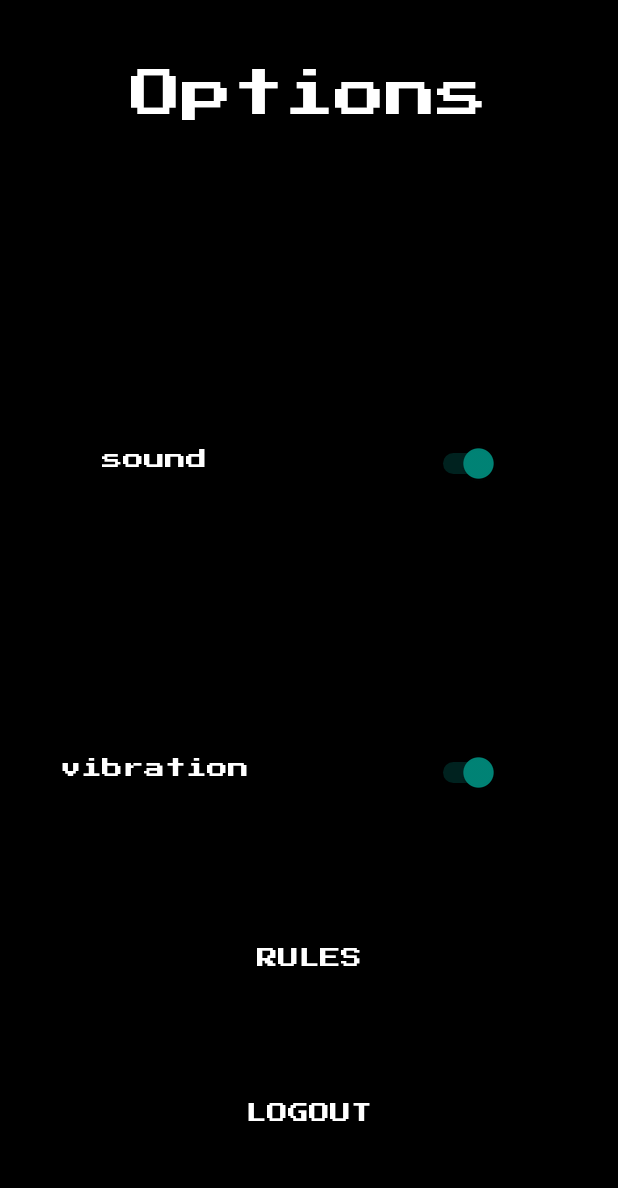
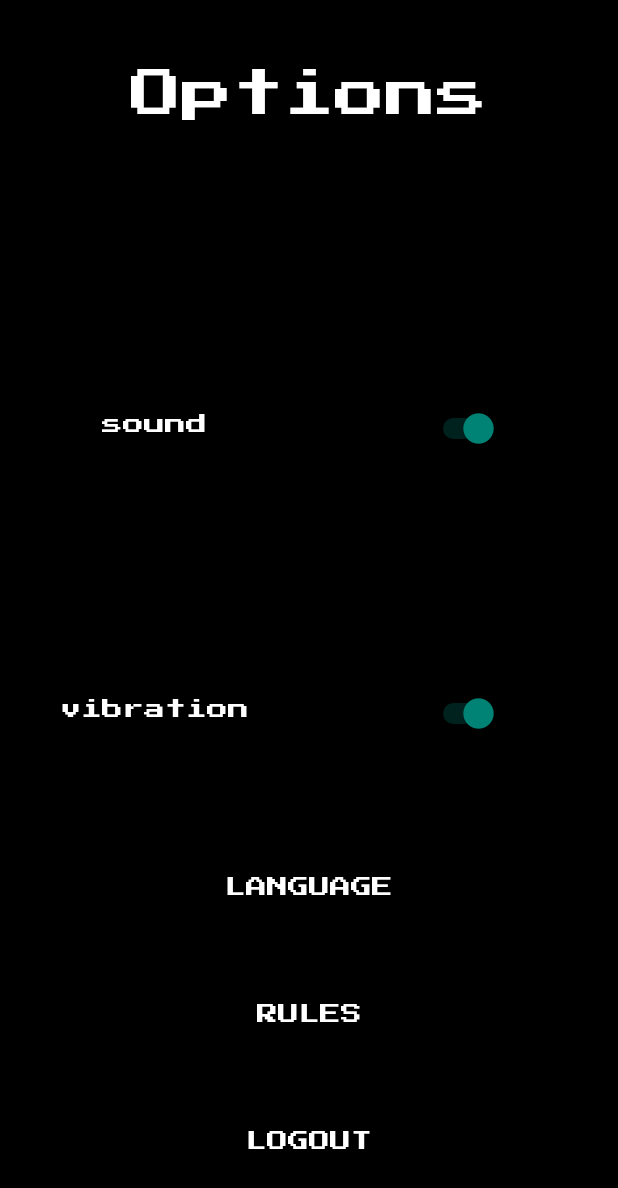
Before and after one commit to Thibaut-Comte/ApplicationAndroid, an Android app: the Settings screen opened directly, with no data from a screen before it, on a phone screen of 412 x 824 dp. Shown: the top 1188 px of the screen. Run offline under Robolectric (Android 15) with nearby library versions, the phone set to English and light mode, and no system bars; libraries missing offline, so code that uses them is left out: com.facebook, com.facebook.login; 2 statements that could not run were skipped.

Commit message:
add btn langue

```diff
--- a/reaction/app/src/main/java/com/jonathan/reaction/Settings.java
+++ b/reaction/app/src/main/java/com/jonathan/reaction/Settings.java
@@ -19,7 +19,7 @@ import org.w3c.dom.Text;
 public class Settings extends AppCompatActivity {
 
     private Switch sound, vibrate;
-    private Button rules;
+    private Button rules, lan;
     private SharedPreferences sharedPreferences;
     private Boolean soundTest, vibrateTest;
     private Button logout;
@@ -38,7 +38,7 @@ public class Settings extends AppCompatActivity {
         soundTest = sharedPreferences.getBoolean("sound", true);
         vibrateTest = sharedPreferences.getBoolean("vibrate", true);
 
-
+        lan = findViewById(R.id.lan);
         sound = findViewById(R.id.sound);
         vibrate = findViewById(R.id.vibrate);
         rules = findViewById(R.id.rules);
@@ -57,11 +57,9 @@ public class Settings extends AppCompatActivity {
             @Override
             public void onClick(View view) {
                 SharedPreferences sharedPreferences = getBaseContext().getSharedPreferences("player", MODE_PRIVATE);
-                if (sound.isChecked())
-                {
+                if (sound.isChecked()) {
                     sharedPreferences.edit().putBoolean("sound", true).apply();
-                } else if (!sound.isChecked())
-                {
+                } else if (!sound.isChecked()) {
                     sharedPreferences.edit().putBoolean("sound", false).apply();
                 }
             }
@@ -72,13 +70,18 @@ public class Settings extends AppCompatActivity {
             @Override
             public void onClick(View view) {
                 SharedPreferences sharedPreferences = getBaseContext().getSharedPreferences("player", MODE_PRIVATE);
-                if (vibrate.isChecked())
-                {
+                if (vibrate.isChecked()) {
                     sharedPreferences.edit().putBoolean("vibrate", true).apply();
-                } else if (!vibrate.isChecked())
-                {
+                } else if (!vibrate.isChecked()) {
                     sharedPreferences.edit().putBoolean("vibrate", false).apply();
                 }
+            }
+        });
+
+        lan.setOnClickListener(new View.OnClickListener() {
+            @Override
+            public void onClick(View view) {
+
             }
         });
 
@@ -92,8 +95,7 @@ public class Settings extends AppCompatActivity {
 
         p = Profile.getCurrentProfile();
 
-        if (p == null)
-        {
+        if (p == null) {
             logout.setVisibility(View.INVISIBLE);
         }
 
@@ -109,8 +111,7 @@ public class Settings extends AppCompatActivity {
     }
 
     //Action de l'appui du bouton "physique" retour
-    public void onBackPressed()
-    {
+    public void onBackPressed() {
         Intent i = new Intent(Settings.this, Menu.class);
         i.addFlags(Intent.FLAG_ACTIVITY_NO_ANIMATION);
         startActivity(i);
--- a/reaction/app/src/main/res/layout/activity_settings.xml
+++ b/reaction/app/src/main/res/layout/activity_settings.xml
@@ -21,7 +21,7 @@
         <LinearLayout
             android:layout_width="match_parent"
             android:layout_height="match_parent"
-            android:layout_weight="1"
+            android:layout_weight="10"
             android:orientation="horizontal">
 
             <TextView
@@ -42,7 +42,7 @@
         <LinearLayout
             android:layout_width="match_parent"
             android:layout_height="match_parent"
-            android:layout_weight="1"
+            android:layout_weight="10"
             android:orientation="horizontal">
 
             <LinearLayout
@@ -102,7 +102,7 @@
         <LinearLayout
             android:layout_width="match_parent"
             android:layout_height="match_parent"
-            android:layout_weight="1"
+            android:layout_weight="10"
             android:orientation="horizontal">
 
             <LinearLayout
@@ -155,8 +155,25 @@
         <LinearLayout
             android:layout_width="match_parent"
             android:layout_height="match_parent"
-            android:layout_weight="1"
+            android:layout_weight="9"
             android:orientation="vertical">
+
+            <LinearLayout
+                android:layout_width="match_parent"
+                android:layout_height="match_parent"
+                android:layout_weight="2"
+                android:orientation="horizontal">
+
+                <Button
+                    android:id="@+id/lan"
+                    android:layout_width="wrap_content"
+                    android:layout_height="wrap_content"
+                    android:layout_weight="1"
+                    android:background="@null"
+                    android:fontFamily="@font/press_start_2p"
+                    android:text="language"
+                    android:textColor="@android:color/white" />
+            </LinearLayout>
 
             <LinearLayout
                 android:layout_width="match_parent"
```
